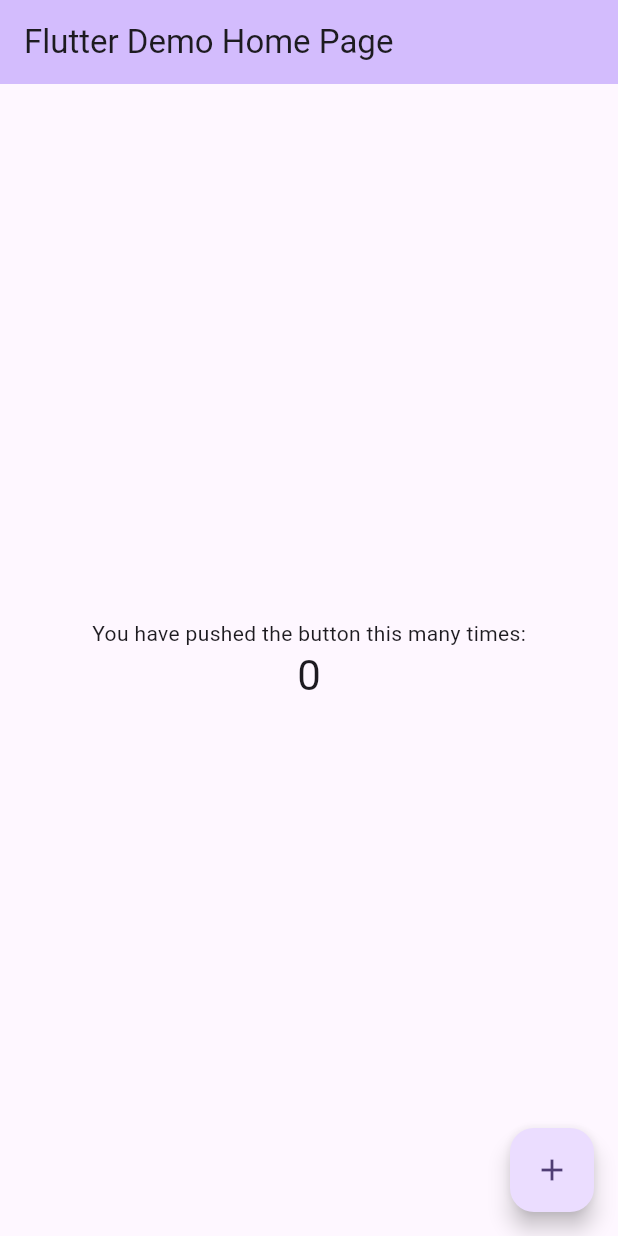
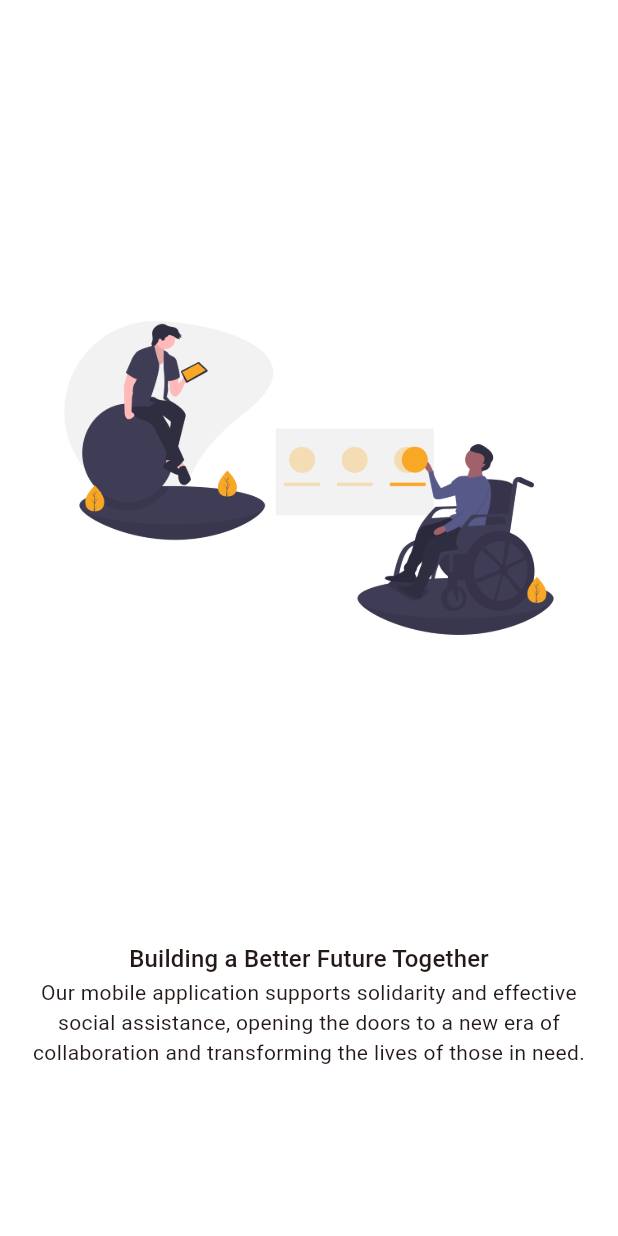
Before and after one commit to jtrznadel/social_ease, a Flutter app: the screen it shows after launch, on a phone screen of 412 x 824 dp. Run offline on Flutter 3.47's test engine with Material 2 defaults, Android fonts, the phone set to English and light mode, and no system bars; drawn by our look-alikes of liquid_swipe; our stand-ins replace google_fonts.

Commit message:
on_board_screen added

```diff
--- /dev/null
+++ b/lib/constants/colors.dart
@@ -0,0 +1,4 @@
+import 'package:flutter/material.dart';
+
+const tOnBoardingPage1Color = Colors.white;
+const tOnBoardingPage2Color = Color(0xFFF9A826);
--- /dev/null
+++ b/lib/constants/image_strings.dart
@@ -0,0 +1,2 @@
+const String tOnBoardingImage1 =
+    "assets/images/on_boarding_images/on_board2.png";
--- /dev/null
+++ b/lib/constants/text_strings.dart
@@ -0,0 +1,11 @@
+const String tOnBoardingTitle1 = "Building a Better Future Together";
+const String tOnBoardingSubTitle1 =
+    "Our mobile application supports solidarity and effective social assistance, opening the doors to a new era of collaboration and transforming the lives of those in need.";
+
+const String tOnBoardingTitle2 = "Join the Movement, Make a Difference";
+const String tOnBoardingSubTitle2 =
+    "Mobilizing Social Support for Positive Change";
+
+const String tOnBoardingTitle3 = "Be the Change, Join Our App";
+const String tOnBoardingSubTitle3 =
+    "Your Efforts Matter in Building a Caring Society";
--- /dev/null
+++ b/lib/features/authentication/screens/on_boarding/on_boarding_screen.dart
@@ -0,0 +1,55 @@
+import 'package:flutter/material.dart';
+import 'package:liquid_swipe/liquid_swipe.dart';
+import 'package:social_ease/constants/colors.dart';
+import 'package:social_ease/constants/image_strings.dart';
+import 'package:social_ease/constants/text_strings.dart';
+
+class OnBoardingScreen extends StatelessWidget {
+  const OnBoardingScreen({super.key});
+
+  @override
+  Widget build(BuildContext context) {
+    final size = MediaQuery.of(context).size;
+
+    return Scaffold(
+      body: Stack(
+        children: [
+          LiquidSwipe(pages: [
+            Container(
+              padding: const EdgeInsets.all(10),
+              color: tOnBoardingPage1Color,
+              child: Column(
+                  mainAxisAlignment: MainAxisAlignment.spaceEvenly,
+                  children: [
+                    Image(
+                      image: AssetImage(tOnBoardingImage1),
+                      height: size.height * 0.5,
+                    ),
+                    Column(
+                      children: [
+                        Text(
+                          tOnBoardingTitle1,
+                          style: Theme.of(context).textTheme.titleMedium,
+                        ),
+                        Text(
+                          tOnBoardingSubTitle1,
+                          textAlign: TextAlign.center,
+                        )
+                      ],
+                    ),
+                  ]),
+            ),
+            Container(
+              color: tOnBoardingPage2Color,
+              child: Column(
+                children: [
+                  Image(image: AssetImage(tOnBoardingImage1)),
+                ],
+              ),
+            ),
+          ])
+        ],
+      ),
+    );
+  }
+}
--- a/lib/main.dart
+++ b/lib/main.dart
@@ -1,4 +1,5 @@
 import 'package:flutter/material.dart';
+import 'package:social_ease/features/authentication/screens/on_boarding/on_boarding_screen.dart';
 
 void main() {
   runApp(const MyApp());
@@ -11,6 +12,7 @@ class MyApp extends StatelessWidget {
   @override
   Widget build(BuildContext context) {
     return MaterialApp(
+        debugShowCheckedModeBanner: false,
         title: 'Flutter Demo',
         theme: ThemeData(
           // This is the theme of your application.
@@ -28,98 +30,9 @@ class MyApp extends StatelessWidget {
           //
           // This works for code too, not just values: Most code changes can be
           // tested with just a hot reload.
-        colorScheme: ColorScheme.fromSeed(seedColor: Colors.deepPurple),
+          colorScheme: ColorScheme.fromSeed(seedColor: Colors.deepOrange),
           useMaterial3: true,
         ),
-      home: const MyHomePage(title: 'Flutter Demo Home Page'),
-    );
+        home: const OnBoardingScreen());
   }
 }
-
-class MyHomePage extends StatefulWidget {
-  const MyHomePage({super.key, required this.title});
-
-  // This widget is the home page of your application. It is stateful, meaning
-  // that it has a State object (defined below) that contains fields that affect
-  // how it looks.
-
-  // This class is the configuration for the state. It holds the values (in this
-  // case the title) provided by the parent (in this case the App widget) and
-  // used by the build method of the State. Fields in a Widget subclass are
-  // always marked "final".
-
-  final String title;
-
-  @override
-  State<MyHomePage> createState() => _MyHomePageState();
-}
-
-class _MyHomePageState extends State<MyHomePage> {
-  int _counter = 0;
-
-  void _incrementCounter() {
-    setState(() {
-      // This call to setState tells the Flutter framework that something has
-      // changed in this State, which causes it to rerun the build method below
-      // so that the display can reflect the updated values. If we changed
-      // _counter without calling setState(), then the build method would not be
-      // called again, and so nothing would appear to happen.
-      _counter++;
-    });
-  }
-
-  @override
-  Widget build(BuildContext context) {
-    // This method is rerun every time setState is called, for instance as done
-    // by the _incrementCounter method above.
-    //
-    // The Flutter framework has been optimized to make rerunning build methods
-    // fast, so that you can just rebuild anything that needs updating rather
-    // than having to individually change instances of widgets.
-    return Scaffold(
-      appBar: AppBar(
-        // TRY THIS: Try changing the color here to a specific color (to
-        // Colors.amber, perhaps?) and trigger a hot reload to see the AppBar
-        // change color while the other colors stay the same.
-        backgroundColor: Theme.of(context).colorScheme.inversePrimary,
-        // Here we take the value from the MyHomePage object that was created by
-        // the App.build method, and use it to set our appbar title.
-        title: Text(widget.title),
-      ),
-      body: Center(
-        // Center is a layout widget. It takes a single child and positions it
-        // in the middle of the parent.
-        child: Column(
-          // Column is also a layout widget. It takes a list of children and
-          // arranges them vertically. By default, it sizes itself to fit its
-          // children horizontally, and tries to be as tall as its parent.
-          //
-          // Column has various properties to control how it sizes itself and
-          // how it positions its children. Here we use mainAxisAlignment to
-          // center the children vertically; the main axis here is the vertical
-          // axis because Columns are vertical (the cross axis would be
-          // horizontal).
-          //
-          // TRY THIS: Invoke "debug painting" (choose the "Toggle Debug Paint"
-          // action in the IDE, or press "p" in the console), to see the
-          // wireframe for each widget.
-          mainAxisAlignment: MainAxisAlignment.center,
-          children: <Widget>[
-            const Text(
-              'You have pushed the button this many times:',
-            ),
-            Text(
-              '$_counter',
-              style: Theme.of(context).textTheme.headlineMedium,
-            ),
-          ],
-        ),
-      ),
-      floatingActionButton: FloatingActionButton(
-        onPressed: _incrementCounter,
-        tooltip: 'Increment',
-        child: const Icon(Icons.add),
-      ), // This trailing comma makes auto-formatting nicer for build methods.
-    );
-  }
-}
--- a/lib/utilities/theme.dart
+++ b/lib/utilities/theme.dart
@@ -1,6 +1,19 @@
 import 'package:flutter/material.dart';
+import 'package:google_fonts/google_fonts.dart';
 
 class TAppTheme {
-  static ThemeData lightTheme = ThemeData(brightness: Brightness.light);
-  static ThemeData darkTheme = ThemeData(brightness: Brightness.dark);
+  TAppTheme._();
+
+  static ThemeData lightTheme = ThemeData(
+      brightness: Brightness.light,
+      textTheme: TextTheme(
+          titleMedium: GoogleFonts.montserrat(color: Colors.black87),
+          bodyMedium: GoogleFonts.montserrat(color: Colors.black87)),
+      elevatedButtonTheme:
+          ElevatedButtonThemeData(style: ElevatedButton.styleFrom()));
+  static ThemeData darkTheme = ThemeData(
+      brightness: Brightness.dark,
+      textTheme: TextTheme(
+          titleMedium: GoogleFonts.montserrat(color: Colors.white70),
+          bodyMedium: GoogleFonts.montserrat(color: Colors.white60)));
 }
```
Also changed, not shown: pubspec.yaml (+5 -10 lines), assets/images/on_boarding_images/on_board2.png (added), assets/images/on_boarding_images/onboard1.svg (added), pubspec.lock, 10 other files. Lines whose indentation alone changed are shown as unchanged.
